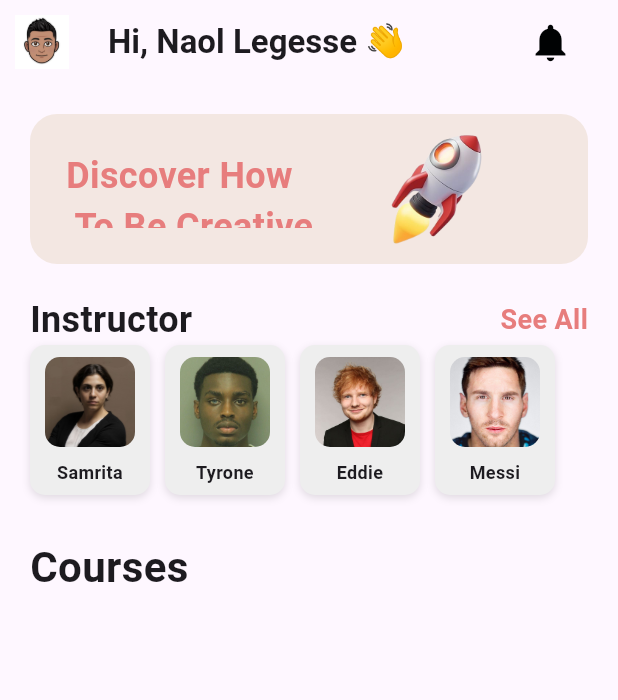
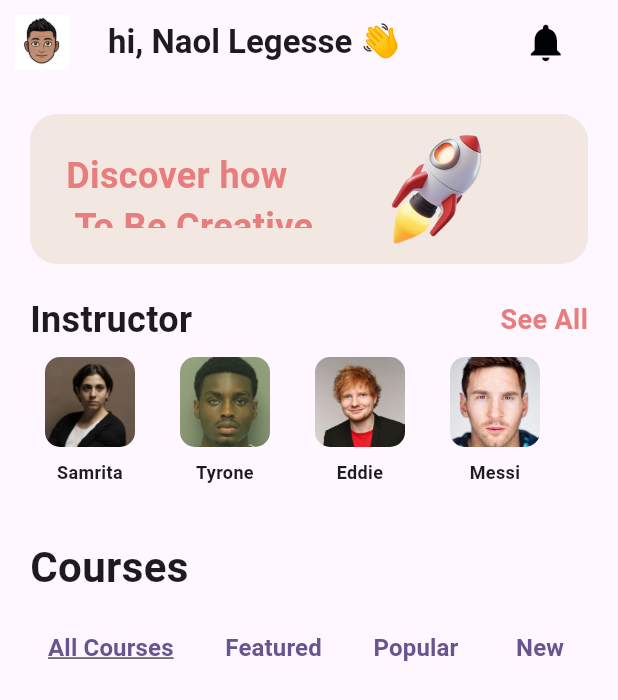
Before and after one commit to naolleg/tutorial_mobile_app, a Flutter app: the screen it shows after launch, on a phone screen of 412 x 824 dp. Shown: the top 700 px of the screen. Run offline on Flutter 3.47's test engine with Material 3 defaults, Android fonts, the phone set to English and light mode, and no system bars; our stand-ins replace flutter_svg.

```diff
--- a/lib/pages/homepage.dart
+++ b/lib/pages/homepage.dart
@@ -1,5 +1,3 @@
-// ignore_for_file: prefer_const_constructors, prefer_const_literals_to_create_immutables
-
 import 'package:flutter/material.dart';
 import 'package:flutter_svg/flutter_svg.dart';
 import 'package:tutorial_mobile_app/model/instructors.dart';
@@ -17,6 +15,8 @@ class homepage extends StatefulWidget {
 }
 
 class _homepageState extends State<homepage> {
+  int selectedCourseIndex = 0; // Track the selected course index
+
   @override
   void initState() {
     super.initState();
@@ -31,7 +31,7 @@ class _homepageState extends State<homepage> {
           mainAxisSize: MainAxisSize.min,
           children: [
             Text(
-              "Hi, Naol Legesse 👋",
+              "hi, Naol Legesse 👋",
               style: TextStyle(
                 fontWeight: FontWeight.bold,
               ),
@@ -65,7 +65,7 @@ class _homepageState extends State<homepage> {
               child: Row(
                 children: [
                   Text(
-                    "Discover How \n To Be Creative",
+                    "Discover how \n To Be Creative",
                     style: TextStyle(
                       fontSize: 24,
                       fontWeight: FontWeight.bold,
@@ -116,17 +116,6 @@ class _homepageState extends State<homepage> {
                   width: 80,
                   margin: EdgeInsets.only(right: 10.0),
                   padding: EdgeInsets.all(8.0),
-                  decoration: BoxDecoration(
-                    color: Colors.grey[200],
-                    borderRadius: BorderRadius.circular(10.0),
-                    boxShadow: [
-                      BoxShadow(
-                        color: Colors.black12,
-                        blurRadius: 4.0,
-                        offset: Offset(0, 2),
-                      ),
-                    ],
-                  ),
                   child: Column(
                     mainAxisAlignment: MainAxisAlignment.center,
                     children: [
@@ -170,7 +159,109 @@ class _homepageState extends State<homepage> {
               ],
             ),
           ),
+          Padding(
+            padding:
+                const EdgeInsets.symmetric(horizontal: 20.0, vertical: 10.0),
+            child: Row(
+              mainAxisAlignment: MainAxisAlignment.spaceBetween,
+              children: [
+                // Change ElevatedButton to TextButton for an underline effect
+                TextButton(
+                  onPressed: () {
+                    setState(() {
+                      selectedCourseIndex = 0; // Update the selected index
+                    });
+                  },
+                  child: Text(
+                    'All Courses',
+                    style: TextStyle(
+                      fontSize: 16,
+                      fontWeight: FontWeight.bold,
+                      decoration: selectedCourseIndex == 0
+                          ? TextDecoration.underline
+                          : TextDecoration.none,
+                    ),
+                  ),
+                ),
+                TextButton(
+                  onPressed: () {
+                    setState(() {
+                      selectedCourseIndex = 1;
+                    });
+                  },
+                  child: Text(
+                    'Featured',
+                    style: TextStyle(
+                      fontSize: 16,
+                      fontWeight: FontWeight.bold,
+                      decoration: selectedCourseIndex == 1
+                          ? TextDecoration.underline
+                          : TextDecoration.none,
+                    ),
+                  ),
+                ),
+                TextButton(
+                  onPressed: () {
+                    setState(() {
+                      selectedCourseIndex = 2;
+                    });
+                  },
+                  child: Text(
+                    'Popular',
+                    style: TextStyle(
+                      fontSize: 16,
+                      fontWeight: FontWeight.bold,
+                      decoration: selectedCourseIndex == 2
+                          ? TextDecoration.underline
+                          : TextDecoration.none,
+                    ),
+                  ),
+                ),
+                TextButton(
+                  onPressed: () {
+                    setState(() {
+                      selectedCourseIndex = 3;
+                    });
+                  },
+                  child: Text(
+                    'New',
+                    style: TextStyle(
+                      fontSize: 16,
+                      fontWeight: FontWeight.bold,
+                      decoration: selectedCourseIndex == 3
+                          ? TextDecoration.underline
+                          : TextDecoration.none,
+                    ),
+                  ),
+                ),
+              ],
+            ),
+          ),
         ],
+      ),
+      bottomNavigationBar: BottomNavigationBar(
+        items: [
+          BottomNavigationBarItem(
+            icon: Icon(Icons.home),
+            label: 'home',
+          ),
+          BottomNavigationBarItem(
+            icon: Icon(Icons.favorite),
+            label: 'Favorite',
+          ),
+          BottomNavigationBarItem(
+            icon: Icon(Icons.settings),
+            label: 'Settings',
+          ),
+          BottomNavigationBarItem(
+            icon: Icon(Icons.person),
+            label: 'Profile',
+          ),
+        ],
+        currentIndex: 0, // Set the initial selected index
+        onTap: (index) {
+          // handle the tap if needed
+        },
       ),
     );
   }
```
